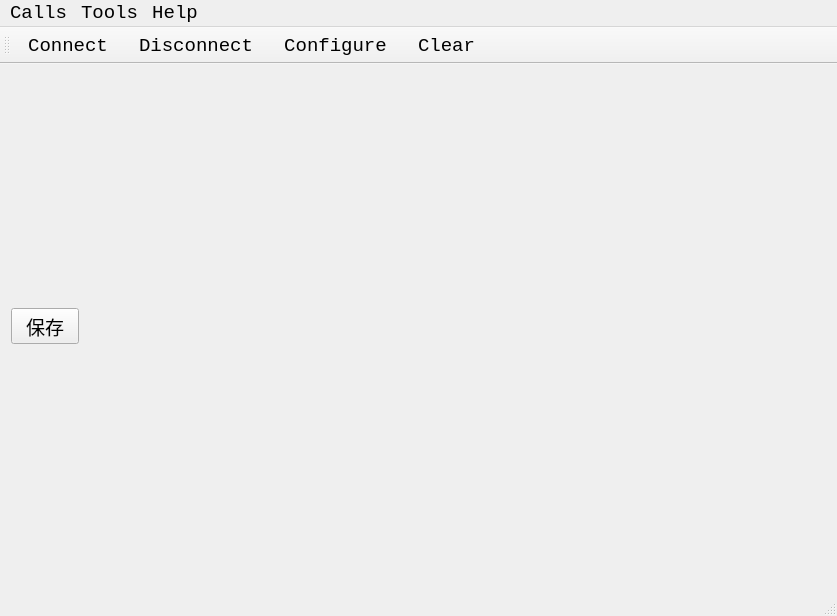
Before: the Qt Designer form terminal/mainwindow.ui in isliulin/QT43, drawn with Qt 5.
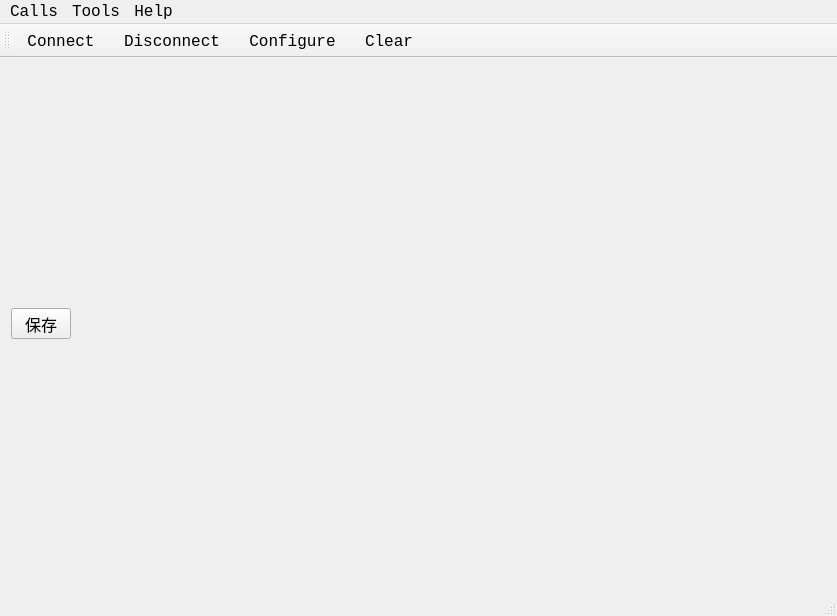
After: the same form once the commit is applied. Icons and pictures are not drawn.

The edit to the form file:
```diff
--- a/terminal/mainwindow.ui
+++ b/terminal/mainwindow.ui
@@ -13,7 +13,7 @@
   <property name="font">
    <font>
     <family>Consolas</family>
-    <pointsize>14</pointsize>
+    <pointsize>12</pointsize>
    </font>
   </property>
   <property name="windowTitle">
@@ -39,7 +39,7 @@
      <x>0</x>
      <y>0</y>
      <width>837</width>
-     <height>23</height>
+     <height>29</height>
     </rect>
    </property>
    <widget class="QMenu" name="menuCalls">
```
